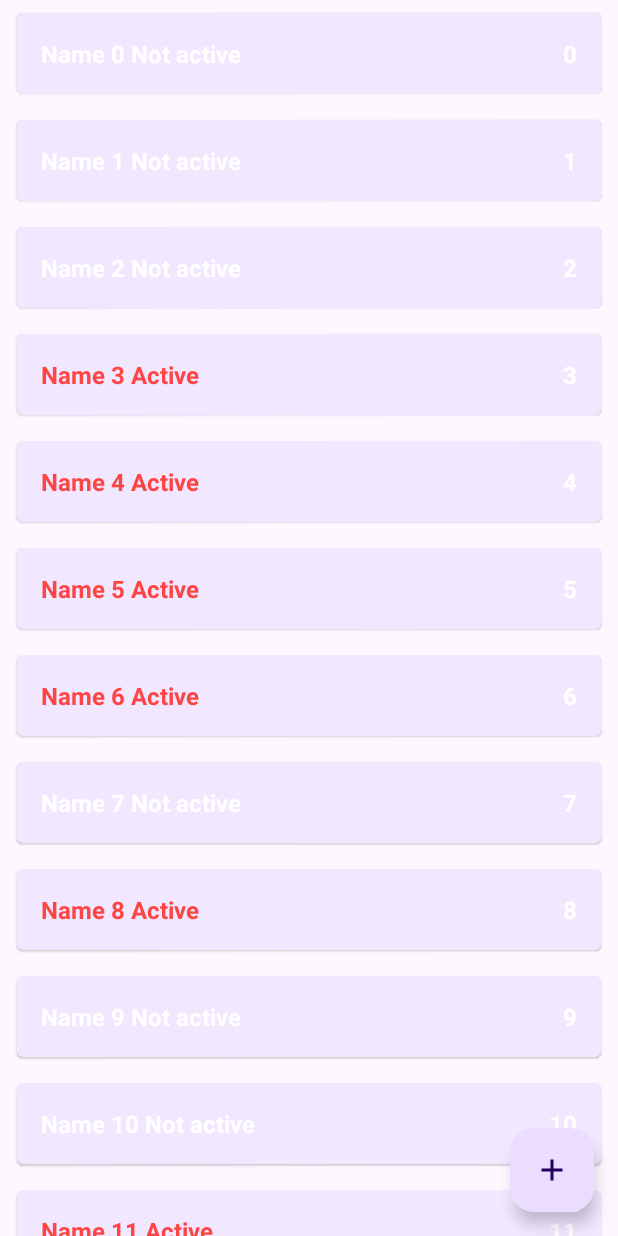
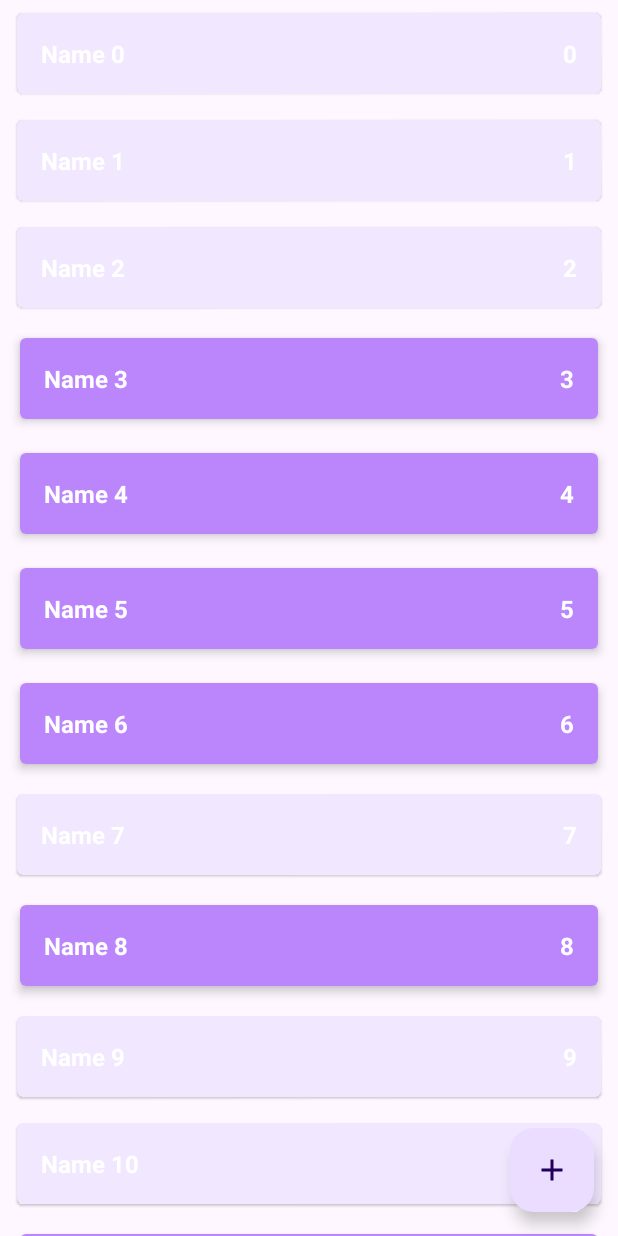
Before and after one commit to MalaevIA/Shopping-List-app, an Android app: the screen it shows after launch (MainActivity), on a phone screen of 412 x 824 dp. Run offline under Robolectric (Android 15) with nearby library versions, the phone set to English and light mode, and no system bars.

Commit message:
добавление пула и типов вью у элементов (переход на старый дизайн)

```diff
--- a/app/src/main/java/com/example/shoppinglist/presentation/MainActivity.kt
+++ b/app/src/main/java/com/example/shoppinglist/presentation/MainActivity.kt
@@ -31,6 +31,8 @@ class MainActivity : AppCompatActivity() {
         val rvShopList = findViewById<RecyclerView>(R.id.rv_shop_list)
         adapter = ShopListAdapter()
         rvShopList.adapter = adapter
+        rvShopList.recycledViewPool.setMaxRecycledViews(ShopListAdapter.VIEW_TYPE_ENABLED,ShopListAdapter.MAX_PULL_SIZE)
+        rvShopList.recycledViewPool.setMaxRecycledViews(ShopListAdapter.VIEW_TYPE_DISABLED,ShopListAdapter.MAX_PULL_SIZE)
     }
 
 }
--- a/app/src/main/java/com/example/shoppinglist/presentation/ShopListAdapter.kt
+++ b/app/src/main/java/com/example/shoppinglist/presentation/ShopListAdapter.kt
@@ -18,9 +18,14 @@ class ShopListAdapter : RecyclerView.Adapter<ShopListAdapter.ShopItemViewHolder>
         }
 
     override fun onCreateViewHolder(parent: ViewGroup, viewType: Int): ShopItemViewHolder {
+        val layout = when(viewType){
+            VIEW_TYPE_DISABLED -> R.layout.item_shop_disabled
+            VIEW_TYPE_ENABLED -> R.layout.item_shop_enabled
+            else -> throw RuntimeException("Unknown view type: $viewType")
+        }
         // как создавать VIew
         val view = LayoutInflater.from(parent.context).inflate(
-            R.layout.item_shop_disabled,
+            layout,
             parent,
             false
         )
@@ -34,25 +39,21 @@ class ShopListAdapter : RecyclerView.Adapter<ShopListAdapter.ShopItemViewHolder>
     override fun onBindViewHolder(holder: ShopItemViewHolder, position: Int) {
         // как вставить значения внутри view
         val shopItem = shopList[position]
-        val status = if (shopItem.enabled){
-            "Active"
-        }else{
-            "Not active"
-        }
-        holder.tvName.text = "${shopItem.name} $status"
+
+        holder.tvName.text = "${shopItem.name}"
         holder.tvCount.text = shopItem.count.toString()
         holder.view.setOnLongClickListener{
             true
         }
-        if(shopItem.enabled){
-            holder.tvName.setTextColor(ContextCompat.getColor(holder.view.context, android.R.color.holo_red_light))
-        }//установка цвета текста при активном состоянии
-
     }
 
     override fun onViewRecycled(holder: ShopItemViewHolder) {
         super.onViewRecycled(holder)
         holder.tvName.setTextColor(ContextCompat.getColor(holder.view.context, android.R.color.white))
+    }
+
+    override fun getItemViewType(position: Int): Int {
+        return if (shopList[position].enabled) VIEW_TYPE_ENABLED else VIEW_TYPE_DISABLED
     }
     class ShopItemViewHolder(val view: View):RecyclerView.ViewHolder(view){//вьюхолдер нужен для
         // уменьшения кол-ва вызовов методов инфлэйт и файнд вью бай айди
@@ -62,4 +63,10 @@ class ShopListAdapter : RecyclerView.Adapter<ShopListAdapter.ShopItemViewHolder>
     }
 
     override fun getItemCount() = shopList.size
+
+    companion object {
+        const val VIEW_TYPE_ENABLED = 100
+        const val VIEW_TYPE_DISABLED = 101
+        const val MAX_PULL_SIZE = 25
+    }
 }
```
